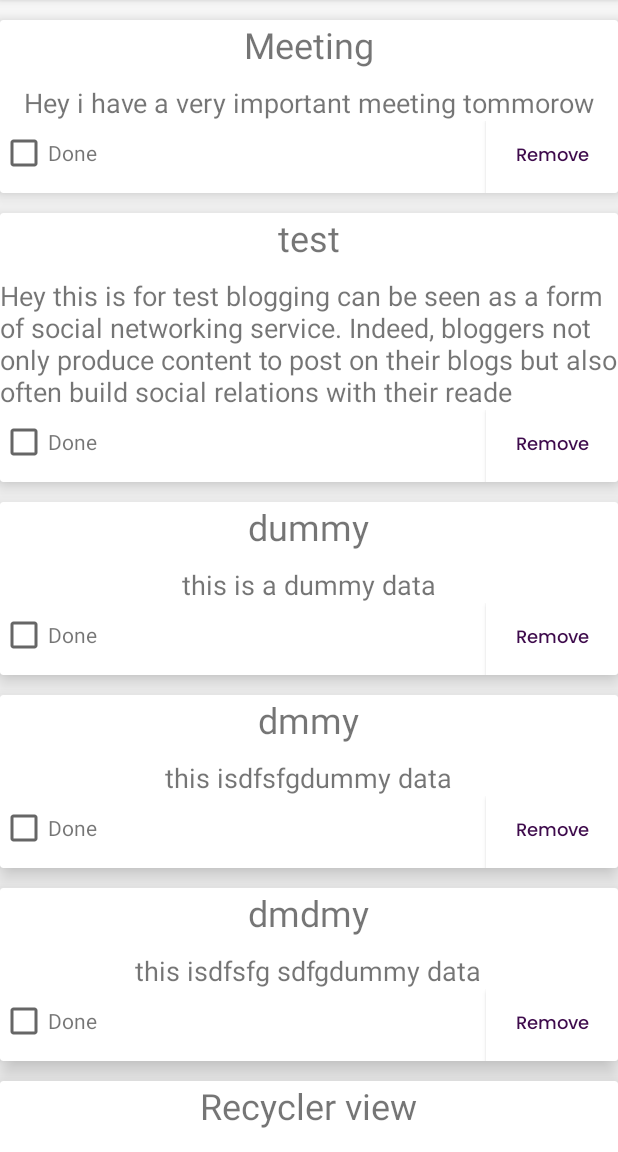
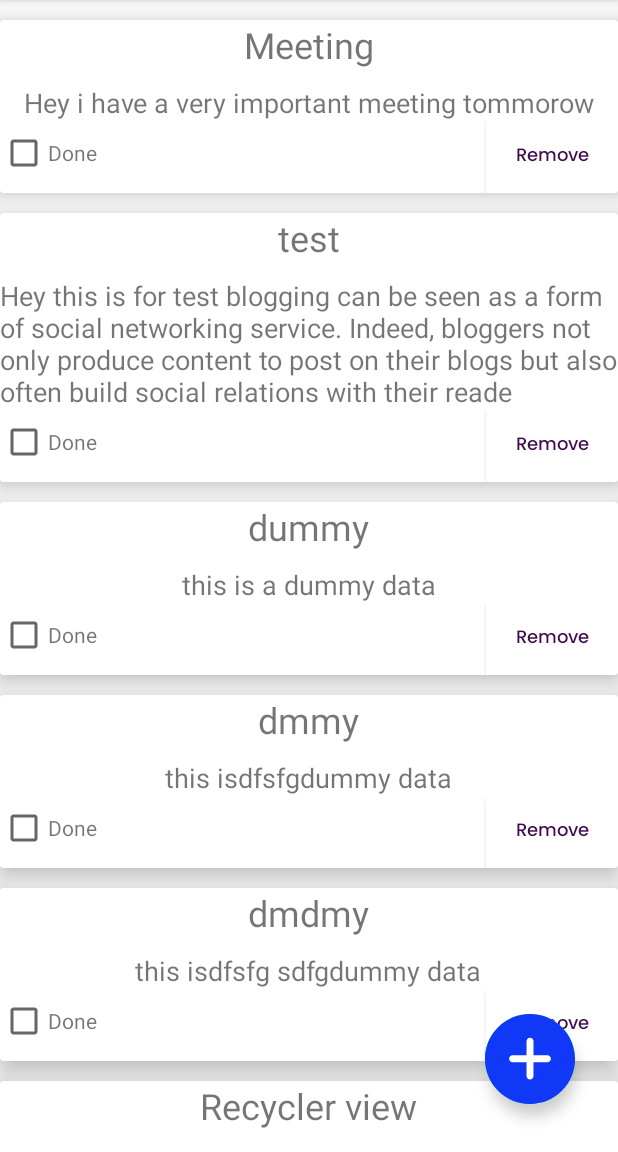
Before and after one commit to Mohammad-Atif/NoteApp, an Android app: the screen it shows after launch (MainActivity), on a phone screen of 412 x 824 dp, the part 84-1236 px from its top. Run offline under Robolectric (Android 15) with nearby library versions, the phone set to English and light mode, and no system bars.

Commit message:
float btn added

```diff
--- a/app/build.gradle
+++ b/app/build.gradle
@@ -12,7 +12,7 @@ android {
         targetSdkVersion 30
         versionCode 1
         versionName "1.0"
-
+        android.defaultConfig.vectorDrawables.useSupportLibrary = true
         testInstrumentationRunner "androidx.test.runner.AndroidJUnitRunner"
     }
 
@@ -46,4 +46,5 @@ dependencies {
     def glide_version = "4.8.0"
     implementation "com.github.bumptech.glide:glide:$glide_version"
     annotationProcessor "com.github.bumptech.glide:compiler:$glide_version"
+    implementation 'com.google.android.material:material:1.2.1'
 }
--- a/app/src/main/java/com/example/noteapp/MainActivity.kt
+++ b/app/src/main/java/com/example/noteapp/MainActivity.kt
@@ -14,6 +14,11 @@ class MainActivity : AppCompatActivity() {
     override fun onCreate(savedInstanceState: Bundle?) {
         super.onCreate(savedInstanceState)
         setContentView(R.layout.activity_main)
+
+        addbtn.setOnClickListener {
+            val intent=Intent(this,noteadding::class.java)
+            startActivity(intent)
+        }
 //        Handler().postDelayed(
 //            {
 //                val intent = Intent(this, noteadding::class.java)
--- /dev/null
+++ b/app/src/main/res/drawable/ic_add.xml
@@ -0,0 +1,18 @@
+<vector xmlns:android="http://schemas.android.com/apk/res/android"
+    android:width="512dp"
+    android:height="512dp"
+    android:viewportWidth="512"
+    android:viewportHeight="512">
+  <path
+      android:pathData="M256,256m-236.17,0a236.17,236.17 0,1 1,472.34 0a236.17,236.17 0,1 1,-472.34 0"
+      android:fillColor="#1138F7"/>
+  <path
+      android:pathData="M256,512C114.853,512 0,397.167 0,256C0,114.853 114.853,0 256,0c141.167,0 256,114.853 256,256C512,397.167 397.167,512 256,512zM256,39.659C136.705,39.659 39.659,136.705 39.659,256S136.705,472.341 256,472.341S472.341,375.275 472.341,256C472.341,136.705 375.295,39.659 256,39.659z"
+      android:fillColor="#1138F7"/>
+  <path
+      android:pathData="M256,373.193c-10.946,0 -19.83,-8.864 -19.83,-19.83V155.067c0,-10.946 8.884,-19.83 19.83,-19.83c10.946,0 19.83,8.884 19.83,19.83v198.296C275.83,364.329 266.946,373.193 256,373.193z"
+      android:fillColor="#FFFFFF"/>
+  <path
+      android:pathData="M355.148,274.045H156.852c-10.946,0 -19.83,-8.884 -19.83,-19.83c0,-10.946 8.884,-19.83 19.83,-19.83h198.296c10.966,0 19.83,8.884 19.83,19.83C374.978,265.161 366.114,274.045 355.148,274.045z"
+      android:fillColor="#FFFFFF"/>
+</vector>
--- /dev/null
+++ b/app/src/main/res/drawable/ic_add_black_24dp.xml
@@ -0,0 +1,5 @@
+<vector android:height="24dp" android:tint="#FDFDFD"
+    android:viewportHeight="24.0" android:viewportWidth="24.0"
+    android:width="24dp" xmlns:android="http://schemas.android.com/apk/res/android">
+    <path android:fillColor="#FF000000" android:pathData="M19,13h-6v6h-2v-6H5v-2h6V5h2v6h6v2z"/>
+</vector>
--- a/app/src/main/res/layout/activity_main.xml
+++ b/app/src/main/res/layout/activity_main.xml
@@ -7,9 +7,26 @@
     tools:context=".MainActivity">
 
     <androidx.recyclerview.widget.RecyclerView
+        android:id="@+id/recyclerviewmain"
         android:layout_width="match_parent"
-        android:layout_height="match_parent"
-        android:id="@+id/recyclerviewmain"/>
+        android:layout_height="match_parent" />
+
+    <com.google.android.material.floatingactionbutton.FloatingActionButton
+        android:id="@+id/addbtn"
+        android:layout_width="wrap_content"
+        android:layout_height="wrap_content"
+        android:clickable="true"
+        android:focusable="true"
+        app:fabCustomSize="60dp"
+        app:fabSize="normal"
+        app:layout_constraintBottom_toBottomOf="parent"
+        app:layout_constraintEnd_toEndOf="parent"
+        app:layout_constraintHorizontal_bias="0.918"
+        app:layout_constraintStart_toStartOf="parent"
+        app:layout_constraintTop_toTopOf="parent"
+        app:layout_constraintVertical_bias="0.955"
+        app:maxImageSize="60dp"
+        app:srcCompat="@drawable/ic_add" />
 
 
 </androidx.constraintlayout.widget.ConstraintLayout>
```
Also changed, not shown: app/src/main/res/drawable/ic_plus.xml (added, +12 -0 lines).
